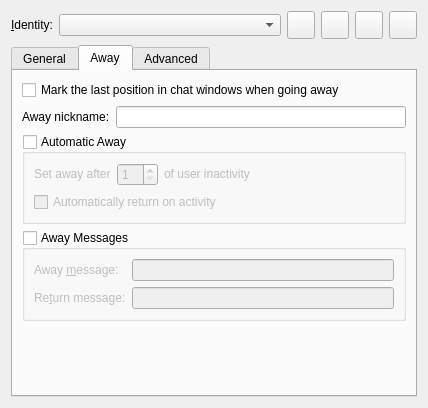
The window that src/identitydialog.ui (KDE/konversation) describes before a commit, drawn with Qt 5.
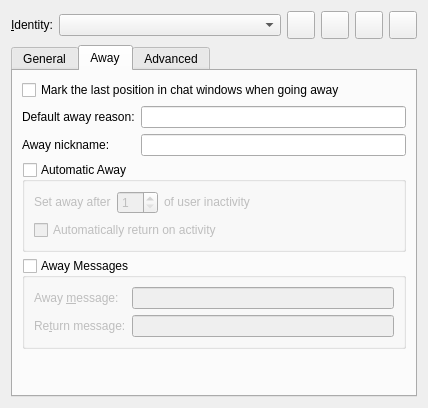
The same window after the commit. The open tabs and pages were chosen to show the change. Custom widgets are drawn as their Qt base class.

Commit message: Add a way to set the default fallback away message.

The edit to the form file:
```diff
--- a/src/identitydialog.ui
+++ b/src/identitydialog.ui
@@ -261,9 +261,7 @@
       <attribute name="title">
        <string>Away</string>
       </attribute>
-      <layout class="QVBoxLayout" name="verticalLayout_3">
-       <item>
-        <layout class="QGridLayout" name="gridLayout_4">
+      <layout class="QFormLayout" name="formLayout_3">
          <item row="0" column="0" colspan="2">
           <widget class="QCheckBox" name="m_insertRememberLineOnAwayChBox">
            <property name="whatsThis">
@@ -275,22 +273,40 @@
           </widget>
          </item>
          <item row="1" column="0">
+        <widget class="QLabel" name="awayReasonLabel">
+         <property name="text">
+          <string>Default away reason:</string>
+         </property>
+         <property name="buddy">
+          <cstring>m_awayReasonEdit</cstring>
+         </property>
+        </widget>
+       </item>
+       <item row="1" column="1">
+        <widget class="QLineEdit" name="m_awayReasonEdit">
+         <property name="whatsThis">
+          <string>This away message is used when no away message is entered manually as an argument to /away or /aaway.</string>
+         </property>
+        </widget>
+       </item>
+       <item row="2" column="0">
           <widget class="QLabel" name="awayNicknameLabel">
            <property name="text">
             <string>Away nickname:</string>
            </property>
-          </widget>
-         </item>
-         <item row="1" column="1">
+         <property name="buddy">
+          <cstring>m_awayNickEdit</cstring>
+         </property>
+        </widget>
+       </item>
+       <item row="2" column="1">
           <widget class="KLineEdit" name="m_awayNickEdit">
            <property name="whatsThis">
             <string>Enter a nickname that indicates you are away. Whenever you perform an &lt;b&gt;/away msg&lt;/b&gt; command in any channel joined with this Identity, Konversation will automatically change your nickname to the Away nickname. Other users will be able to tell you are away from your computer. Whenever you perform an &lt;b&gt;/away&lt;/b&gt; command in any channel in which you are away, Konversation will automatically change your nickname back to the original. If you do not wish to automatically change your nickname when going away, leave blank.</string>
            </property>
           </widget>
          </item>
-        </layout>
-       </item>
-       <item>
+       <item row="3" column="0" colspan="2">
         <widget class="QGroupBox" name="automaticAwayGroup">
          <property name="sizePolicy">
           <sizepolicy hsizetype="Preferred" vsizetype="Fixed">
@@ -363,7 +379,7 @@
          </layout>
         </widget>
        </item>
-       <item>
+       <item row="4" column="0" colspan="2">
         <widget class="QGroupBox" name="awayMessageGroup">
          <property name="sizePolicy">
           <sizepolicy hsizetype="Expanding" vsizetype="Fixed">
@@ -413,7 +429,7 @@
          </layout>
         </widget>
        </item>
-       <item>
+       <item row="5" column="0">
         <spacer name="awayWidgetVSpacer">
          <property name="orientation">
           <enum>Qt::Vertical</enum>
```
Left out of the diff: 2 changed lines with no effect on the pictures. Lines whose indentation alone changed are shown as unchanged. The commit also changes 5 other files.
